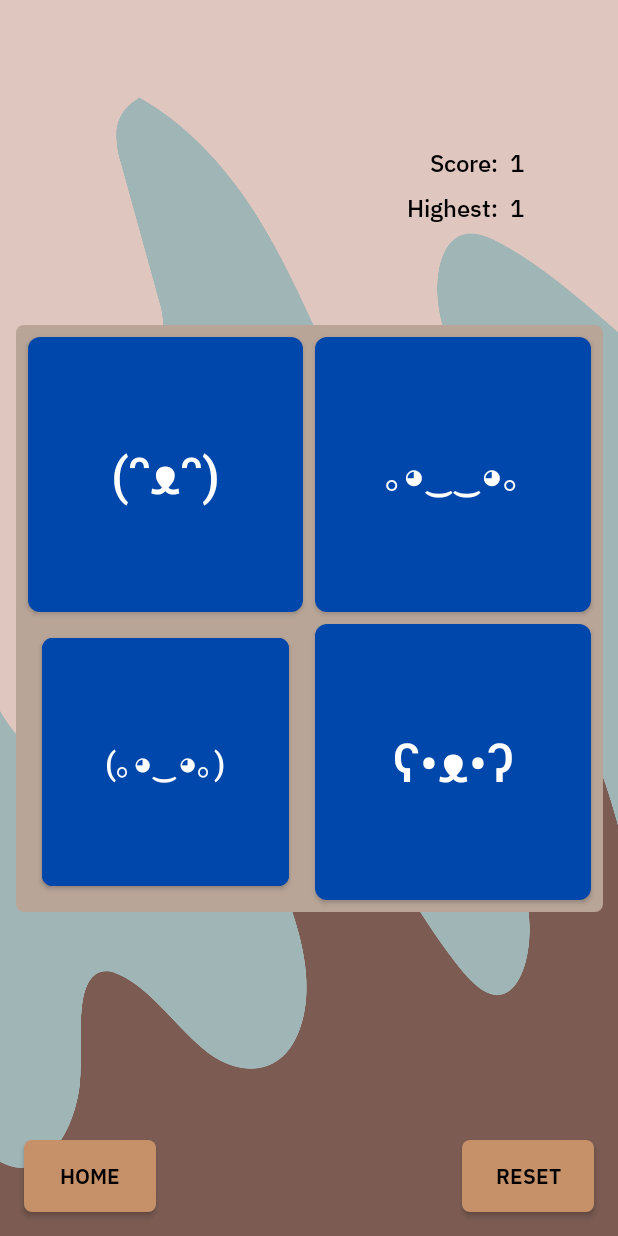
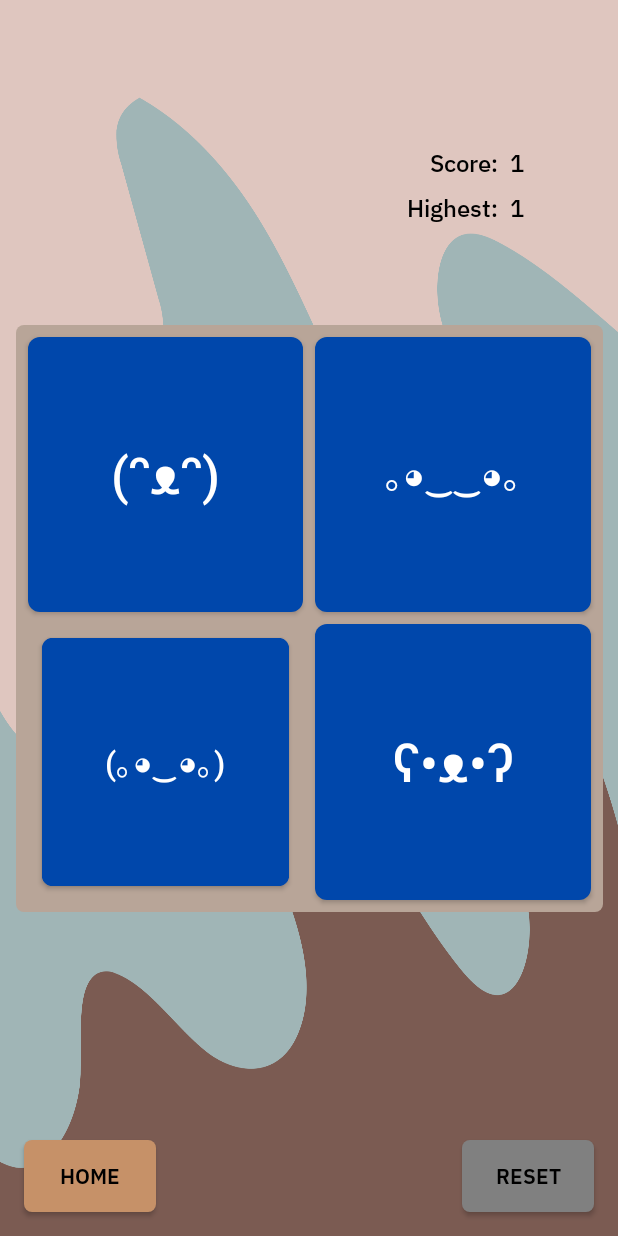
Before and after one commit to BarbodH/mad-grid, an Android app: the GameActivity screen opened directly, with no data from a screen before it, after a tap on "(｡◕‿◕｡)", on a phone screen of 412 x 824 dp. Run offline under Robolectric (Android 15) with nearby library versions, the phone set to English and light mode, and no system bars; pictures from the network do not load; 3 statements that could not run were skipped; 3 other taps on this screen came first.

Commit message:
Added inactive background for reset button

```diff
--- a/app/src/main/java/com/barbodh/madgrid/activities/GameActivity.java
+++ b/app/src/main/java/com/barbodh/madgrid/activities/GameActivity.java
@@ -184,10 +184,14 @@ public class GameActivity extends AppCompatActivity {
      */
     private void activateButtons() {
         for (int index = 1; index <= 4; index++) {
+            // activate grid buttons
             int id = determineButtonID(index);
             View view = findViewById(id);
             view.setBackgroundResource(R.drawable.grid_button_background);
         }
+        // activate reset button
+        View view = findViewById(R.id.game_button_reset);
+        view.setBackgroundResource(R.drawable.game_control_button_active);
     }
 
     /**
@@ -197,10 +201,14 @@ public class GameActivity extends AppCompatActivity {
      */
     private void deactivateButtons() {
         for (int index = 1; index <= 4; index++) {
+            // deactivate grid buttons
             int id = determineButtonID(index);
             View view = findViewById(id);
             view.setBackgroundResource(R.drawable.grid_button_background_inactive);
         }
+        // deactivate reset button
+        View view = findViewById(R.id.game_button_reset);
+        view.setBackgroundResource(R.drawable.game_control_button_inactive);
     }
 
     /**
--- a/app/src/main/res/drawable/game_control_button.xml
+++ b/app/src/main/res/drawable/game_control_button_active.xml
@@ -3,7 +3,7 @@
 android:color="#C3A690">
     <item>
         <shape android:shape="rectangle">
-            <solid android:color="#C69168" />
+            <solid android:color="@color/game_button_control" />
             <corners android:radius="5dp" />
         </shape>
     </item>
--- /dev/null
+++ b/app/src/main/res/drawable/game_control_button_inactive.xml
@@ -0,0 +1,5 @@
+<?xml version="1.0" encoding="utf-8"?>
+<shape xmlns:android="http://schemas.android.com/apk/res/android">
+    <solid android:color="@color/game_button_control_inactive" />
+    <corners android:radius="5dp" />
+</shape>
--- a/app/src/main/res/layout/activity_game.xml
+++ b/app/src/main/res/layout/activity_game.xml
@@ -109,7 +109,7 @@
         android:layout_height="wrap_content"
         android:layout_marginEnd="16dp"
         android:layout_marginBottom="16dp"
-        android:background="@drawable/game_control_button"
+        android:background="@drawable/game_control_button_active"
         android:fontFamily="@font/ibm_plex_sans_semibold"
         android:onClick="resetGame"
         android:text="@string/menu_reset"
@@ -123,7 +123,7 @@
         android:layout_height="wrap_content"
         android:layout_marginStart="16dp"
         android:layout_marginBottom="16dp"
-        android:background="@drawable/game_control_button"
+        android:background="@drawable/game_control_button_active"
         android:fontFamily="@font/ibm_plex_sans_semibold"
         android:onClick="returnHome"
         android:text="@string/menu_home"
--- a/app/src/main/res/values/colors.xml
+++ b/app/src/main/res/values/colors.xml
@@ -18,5 +18,7 @@
     <color name="results_primary">#242449</color>
     <color name="results_button_settings">#E34234</color>
     <color name="results_button_reset">#5D3FD3</color>
+    <color name="game_button_control">#C69168</color>
+    <color name="game_button_control_inactive">#808080</color>
 
 </resources>
```
